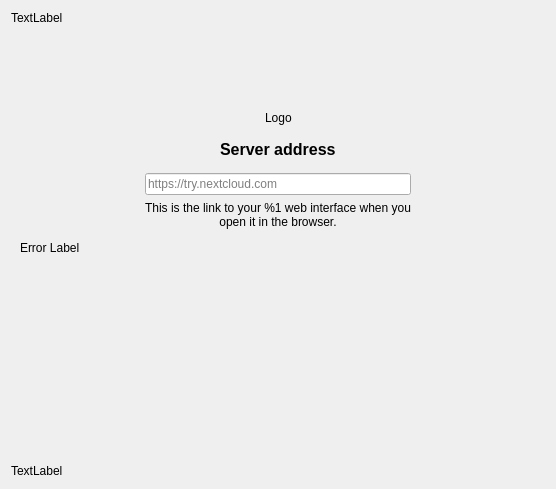
Before: the Qt Designer form src/gui/wizard/owncloudsetupnocredspage.ui in arifulislamat/nextcloud-desktop-sync, drawn with Qt 5.
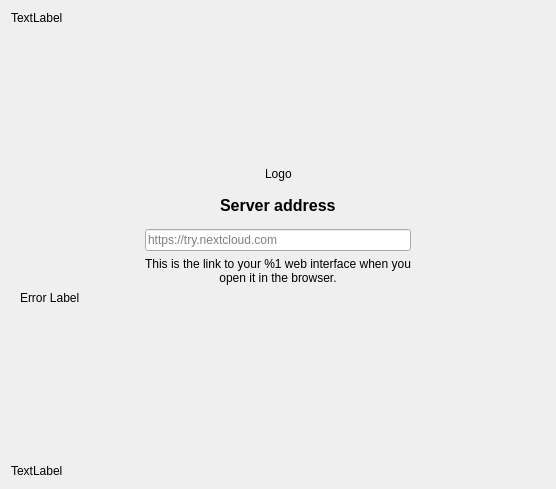
After: the same form once the commit is applied. Custom widgets are drawn as their Qt base class.

```diff
--- a/src/gui/wizard/owncloudsetupnocredspage.ui
+++ b/src/gui/wizard/owncloudsetupnocredspage.ui
@@ -39,7 +39,7 @@
       <enum>Qt::Vertical</enum>
      </property>
      <property name="sizeType">
-      <enum>QSizePolicy::Minimum</enum>
+      <enum>QSizePolicy::Expanding</enum>
      </property>
      <property name="sizeHint" stdset="0">
       <size>
```
